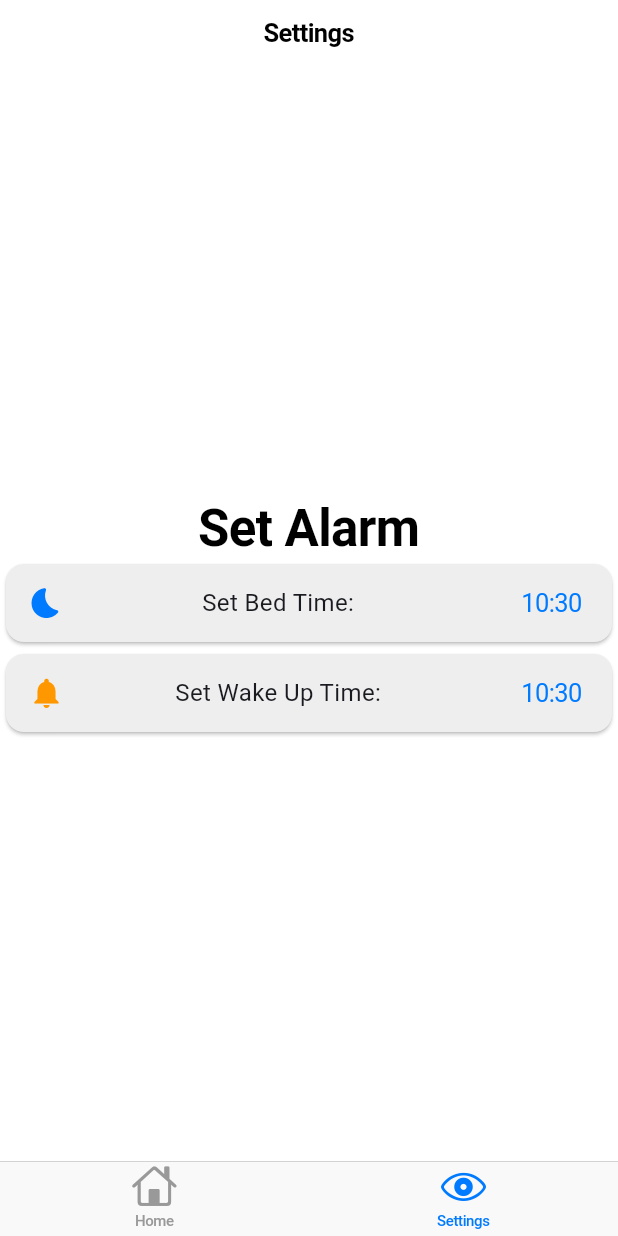
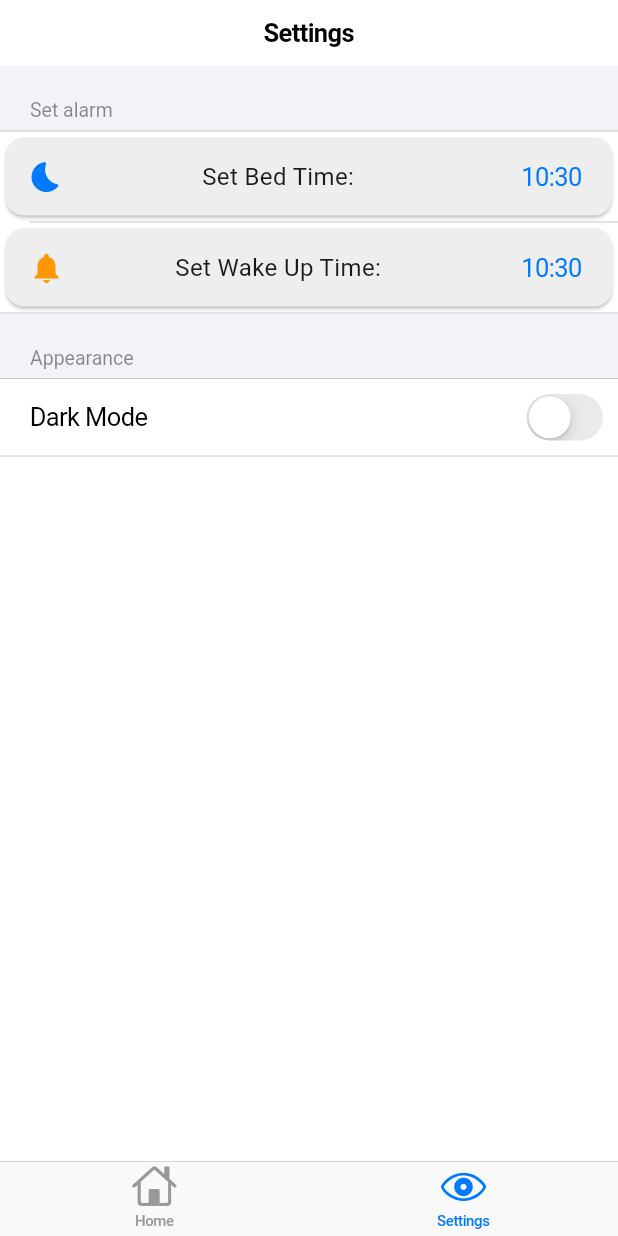
Before and after one commit to ChabanovX/sleep-tracker, a Flutter app: the screen it shows after launch, after a tap on "Home", after a tap on "Settings", on a phone screen of 412 x 824 dp. Run offline on Flutter 3.47's test engine with Material 3 defaults, Android fonts, the light colour scheme and no system bars; our stand-ins replace fl_chart, flutter_local_notifications, flutter_riverpod, hive, hive_flutter; missing offline and left inert: cron; accounts and stored records are empty.

Commit message:
Add dark theme except for graph

```diff
--- a/sleep_tracker_app/lib/main.dart
+++ b/sleep_tracker_app/lib/main.dart
@@ -10,6 +10,9 @@ import 'package:sleep_tracker_app/models/time_settings.dart';
 import 'package:sleep_tracker_app/ui/home_page.dart';
 import 'package:sleep_tracker_app/ui/settings_page.dart';
 
+import 'ui/providers/theme_notifier.dart';
+
+
 void main() async {
   // SystemChrome.setPreferredOrientations(
   //     [DeviceOrientation.portraitUp, DeviceOrientation.portraitDown]);
@@ -21,20 +24,20 @@ void main() async {
   runApp(const ProviderScope(child: MainApp()));
 }
 
-class MainApp extends StatelessWidget {
+class MainApp extends ConsumerWidget {
   const MainApp({super.key});
 
   @override
-  Widget build(BuildContext context) {
+  Widget build(BuildContext context, WidgetRef ref) {
+    final theme = ref.watch(themeNotifierProvider);
+
     return MultiProvider(
       providers: [
         provider.ChangeNotifierProvider(create: (_) => FullSchedule()),
       ],
       child: CupertinoApp(
         debugShowCheckedModeBanner: false,
-        theme: const CupertinoThemeData(
-          brightness: Brightness.light,
-        ),
+        theme: theme,
         home: CupertinoTabScaffold(
           tabBar: CupertinoTabBar(
             items: const <BottomNavigationBarItem>[
--- a/sleep_tracker_app/lib/ui/home_page.dart
+++ b/sleep_tracker_app/lib/ui/home_page.dart
@@ -18,14 +18,14 @@ class HomePage extends StatefulWidget {
 class _HomePageState extends State<HomePage> {
   @override
   Widget build(BuildContext context) {
+    // Color color = Theme.of(context).;
+
     return CupertinoPageScaffold(
-      navigationBar: const CupertinoNavigationBar(
-        backgroundColor: CupertinoColors.white,
-        border: null,
-      ),
       child: SafeArea(
+        child: Padding(
+          padding: EdgeInsets.only(top: 20),
           child: Container(
-          color: CupertinoColors.white,
+            // color: CupertinoColors.white,
             child: Column(
               children: [
                 Column(
@@ -112,6 +112,7 @@ class _HomePageState extends State<HomePage> {
             ),
           ),
         ),
+      ),
     );
   }
 }
--- /dev/null
+++ b/sleep_tracker_app/lib/ui/providers/theme_notifier.dart
@@ -0,0 +1,16 @@
+import 'package:flutter/cupertino.dart';
+import 'package:flutter_riverpod/flutter_riverpod.dart';
+
+class ThemeNotifier extends StateNotifier<CupertinoThemeData> {
+  ThemeNotifier() : super(CupertinoThemeData(brightness: Brightness.light));
+
+  void toggleTheme() {
+    state = state.brightness == Brightness.dark
+        ? CupertinoThemeData(brightness: Brightness.light)
+        : CupertinoThemeData(brightness: Brightness.dark);
+  }
+}
+
+final themeNotifierProvider = StateNotifierProvider<ThemeNotifier, CupertinoThemeData>((ref) {
+  return ThemeNotifier();
+});
--- a/sleep_tracker_app/lib/ui/settings_page.dart
+++ b/sleep_tracker_app/lib/ui/settings_page.dart
@@ -6,26 +6,33 @@ import 'package:sleep_tracker_app/models/schedule.dart';
 import 'package:sleep_tracker_app/models/time_settings.dart';
 import 'package:sleep_tracker_app/ui/providers/time_settings_provider.dart';
 
+import 'providers/theme_notifier.dart';
+
 class SettingsPage extends ConsumerWidget {
   const SettingsPage({super.key});
 
   @override
   Widget build(BuildContext context, WidgetRef ref) {
-    final timeSettings = ref.watch(timeSettingsProvider) ?? TimeSettings(
+    final timeSettings = ref.watch(timeSettingsProvider) ??
+        TimeSettings(
           bedTime: DateTime.now(),
           wakeUpTime: DateTime.now(),
           activeDays: List.filled(7, false),
         );
     final timeSettingsNotifier = ref.read(timeSettingsProvider.notifier);
+    final themeNotifier = ref.read(themeNotifierProvider.notifier);
+    final isDarkMode =
+        ref.watch(themeNotifierProvider).brightness == Brightness.dark;
 
     return CupertinoPageScaffold(
       navigationBar: const CupertinoNavigationBar(
         middle: Text("Settings"),
       ),
-      child: Column(
-        mainAxisAlignment: MainAxisAlignment.center,
+      child: ListView(
         children: [
-          const Text('Set Alarm', style: Styles.titleBold,),
+          CupertinoFormSection(
+            header: Text('Set alarm'),
+            children: [
               Card(
                 color: const Color.fromARGB(255, 238, 238, 238),
                 child: Padding(
@@ -36,12 +43,10 @@ class SettingsPage extends ConsumerWidget {
                       const Icon(
                         Icons.bedtime_rounded,
                       ),
-                  const Text(
-                    'Set Bed Time:',
-                    style: Styles.subtitle
-                  ),
+                      const Text('Set Bed Time:', style: Styles.subtitle),
                       CupertinoButton(
-                    child: Text('${timeSettings.bedTime.hour.toString().padLeft(2, '0')}:${timeSettings.bedTime.minute.toString().padLeft(2, '0')}'),
+                        child: Text(
+                            '${timeSettings.bedTime.hour.toString().padLeft(2, '0')}:${timeSettings.bedTime.minute.toString().padLeft(2, '0')}'),
                         onPressed: () {
                           showCupertinoModalPopup(
                             context: context,
@@ -56,7 +61,8 @@ class SettingsPage extends ConsumerWidget {
                                       initialDateTime: timeSettings.bedTime,
                                       mode: CupertinoDatePickerMode.time,
                                       onDateTimeChanged: (DateTime newTime) {
-                                    timeSettingsNotifier.updateBedTime(newTime);
+                                        timeSettingsNotifier
+                                            .updateBedTime(newTime);
                                       },
                                     ),
                                   ),
@@ -72,7 +78,6 @@ class SettingsPage extends ConsumerWidget {
                           );
                         },
                       ),
-
                     ],
                   ),
                 ),
@@ -88,12 +93,10 @@ class SettingsPage extends ConsumerWidget {
                         Icons.notifications,
                         color: Colors.orange,
                       ),
-                  const Text(
-                    'Set Wake Up Time:',
-                    style: Styles.subtitle
-                  ),
+                      const Text('Set Wake Up Time:', style: Styles.subtitle),
                       CupertinoButton(
-                    child: Text('${timeSettings.wakeUpTime.hour.toString().padLeft(2, '0')}:${timeSettings.wakeUpTime.minute.toString().padLeft(2, '0')}'),
+                        child: Text(
+                            '${timeSettings.wakeUpTime.hour.toString().padLeft(2, '0')}:${timeSettings.wakeUpTime.minute.toString().padLeft(2, '0')}'),
                         onPressed: () {
                           showCupertinoModalPopup(
                             context: context,
@@ -108,7 +111,8 @@ class SettingsPage extends ConsumerWidget {
                                       initialDateTime: timeSettings.wakeUpTime,
                                       mode: CupertinoDatePickerMode.time,
                                       onDateTimeChanged: (DateTime newTime) {
-                                    timeSettingsNotifier.updateWakeUpTime(newTime);
+                                        timeSettingsNotifier
+                                            .updateWakeUpTime(newTime);
                                       },
                                     ),
                                   ),
@@ -145,6 +149,22 @@ class SettingsPage extends ConsumerWidget {
               // ),
             ],
           ),
+          CupertinoFormSection(
+            header: Text('Appearance'),
+            children: [
+              CupertinoFormRow(
+                prefix: Text('Dark Mode'),
+                child: CupertinoSwitch(
+                  value: isDarkMode,
+                  onChanged: (bool value) {
+                    themeNotifier.toggleTheme();
+                  },
+                ),
+              ),
+            ],
+          ),
+        ],
+      ),
     );
   }
 }
```
Lines whose indentation alone changed are shown as unchanged.
